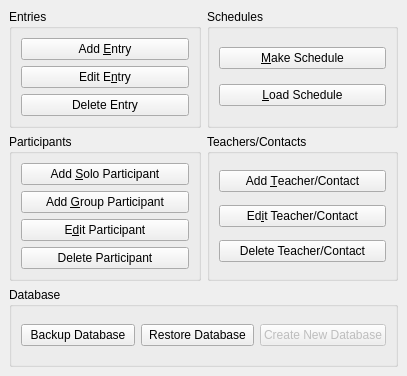
First picture: the form in Forms/ui_mainwindow.ui, repository diana134/afs, before the edit.
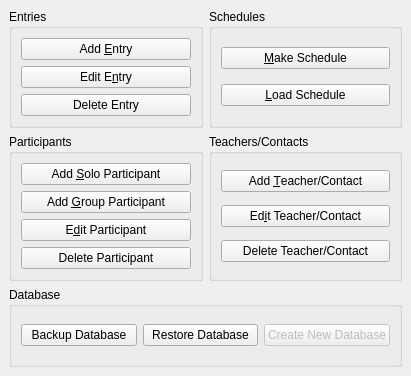
Second picture: the form after the edit.

What changed in the file:
```diff
--- a/Forms/ui_mainwindow.ui
+++ b/Forms/ui_mainwindow.ui
@@ -6,7 +6,7 @@
    <rect>
     <x>0</x>
     <y>0</y>
-    <width>407</width>
+    <width>411</width>
     <height>376</height>
    </rect>
   </property>
```
Left out of the diff: 2 changed lines with no effect on the pictures.
